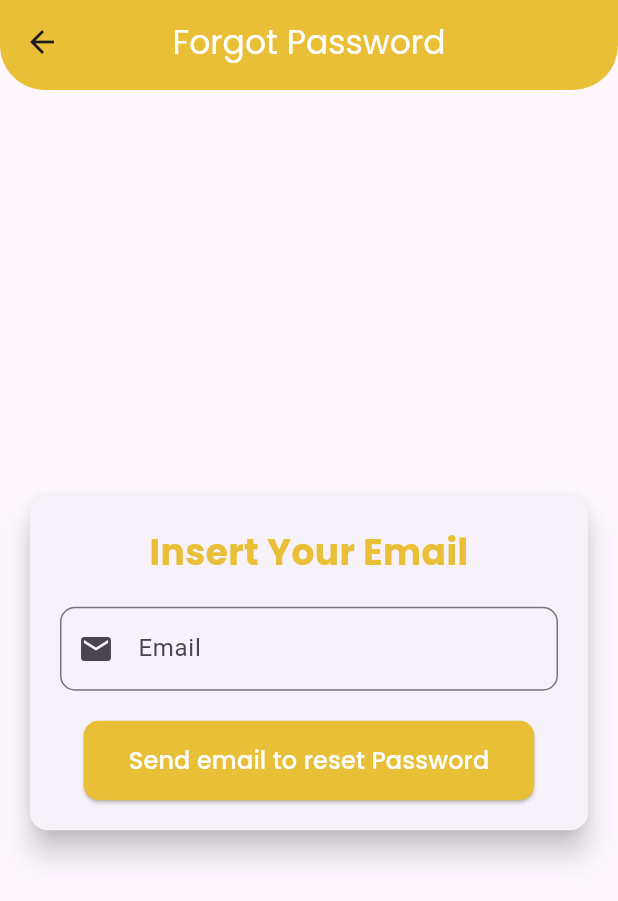
After one commit to DappHadid/Journalyze, a Flutter app: the WelcomeScreen screen opened by its route, after a tap on "Forgot password?", on a phone screen of 412 x 824 dp. The commit adds this screen. Shown: the top 901 px of the screen. Run offline on Flutter 3.47's test engine with Material 3 defaults, Android fonts, the phone set to English and light mode, and no system bars; our stand-ins replace another_flutter_splash_screen, cloud_firestore, csv, device_preview_plus, file_picker, firebase_auth and 5 more; missing offline and left inert: art_sweetalert, excel; accounts and stored records are empty; network calls fail.

Commit message:
Memperbaiki tampilan Dashboard Admin , menambahkan forgot password di welcome page

```diff
--- a/lib/main.dart
+++ b/lib/main.dart
@@ -2,7 +2,10 @@ import 'package:flutter/material.dart';
 import 'package:flutter/foundation.dart';
 import 'package:firebase_core/firebase_core.dart';
 import 'package:journalyze/firebase/firebase_options.dart';
+import 'package:journalyze/pages/bookmark.dart';
 import 'package:journalyze/pages/dashboard_admin.dart';
+import 'package:journalyze/pages/dashboard_user.dart';
+import 'package:journalyze/pages/forgot_pass.dart';
 import 'package:journalyze/pages/register_page.dart';
 import 'package:journalyze/pages/welcome_page.dart';
 import 'package:journalyze/utils/splash_screen.dart';
@@ -28,6 +31,7 @@ class MyApp extends StatelessWidget {
   @override
   Widget build(BuildContext context) {
     return MaterialApp(
+      title: 'Journalyze',
       useInheritedMediaQuery: true,
       locale: DevicePreview.locale(context),
       builder: DevicePreview.appBuilder,
@@ -36,8 +40,11 @@ class MyApp extends StatelessWidget {
       routes: {
         'splash': (context) => AppSplashScreen(),
         'welcome_screen': (context) => WelcomeScreen(),
+        'forgot_pass': (context) => ForgotPasswordPage(),
         'registration_screen': (context) => RegistrationScreen(),
         'dashboard_admin': (context) => DashboardAdmin(),
+        'dashboard_user': (context) => DashboardUser(),
+        'bookmark': (context) => BookmarkPage(),
       },
     );
   }
--- /dev/null
+++ b/lib/pages/forgot_pass.dart
@@ -0,0 +1,129 @@
+import 'package:flutter/material.dart';
+import 'package:firebase_auth/firebase_auth.dart';
+import 'package:cloud_firestore/cloud_firestore.dart';
+import 'package:art_sweetalert/art_sweetalert.dart';
+import 'package:google_fonts/google_fonts.dart';
+
+class ForgotPasswordPage extends StatefulWidget {
+  @override
+  _ForgotPasswordPageState createState() => _ForgotPasswordPageState();
+}
+
+class _ForgotPasswordPageState extends State<ForgotPasswordPage> {
+  final TextEditingController _emailController = TextEditingController();
+  final FirebaseAuth _auth = FirebaseAuth.instance;
+  final FirebaseFirestore _firestore = FirebaseFirestore.instance;
+
+  void _sendPasswordResetEmail() async {
+    String email = _emailController.text.trim();
+
+    // Cek apakah email ada di Firestore
+    var userCollection = _firestore.collection('users');
+    var querySnapshot =
+        await userCollection.where('email', isEqualTo: email).get();
+
+    if (querySnapshot.docs.isNotEmpty) {
+      // Jika email ditemukan, kirim email reset password
+      try {
+        await _auth.sendPasswordResetEmail(email: email);
+
+        // Tampilkan ArtSweetAlert untuk sukses
+        ArtSweetAlert.show(
+          context: context,
+          artDialogArgs: ArtDialogArgs(
+            type: ArtSweetAlertType.success,
+            title: "Berhasil!",
+            text: "Email reset password telah dikirim ke $email",
+          ),
+        );
+      } catch (e) {
+        // Tampilkan pesan kesalahan
+        ScaffoldMessenger.of(context).showSnackBar(
+          SnackBar(content: Text('Terjadi kesalahan: $e')),
+        );
+      }
+    } else {
+      // Jika email tidak ditemukan
+      ScaffoldMessenger.of(context).showSnackBar(
+        SnackBar(content: Text('Email tidak terdaftar')),
+      );
+    }
+  }
+
+  @override
+  Widget build(BuildContext context) {
+    return Scaffold(
+      appBar: PreferredSize(
+        preferredSize: Size.fromHeight(60.0),
+        child: ClipRRect(
+          borderRadius: BorderRadius.vertical(bottom: Radius.circular(30)),
+          child: AppBar(
+            backgroundColor: Color(0xFFE8BF36),
+            title: Text(
+              'Forgot Password',
+              style: GoogleFonts.poppins(color: Colors.white),
+            ),
+            centerTitle: true,
+          ),
+        ),
+      ),
+      body: Center(
+        child: Padding(
+          padding: const EdgeInsets.all(16.0),
+          child: Card(
+            elevation: 8,
+            shape: RoundedRectangleBorder(
+              borderRadius: BorderRadius.circular(12),
+            ),
+            child: Padding(
+              padding: const EdgeInsets.all(20.0),
+              child: Column(
+                mainAxisSize: MainAxisSize.min,
+                children: [
+                  Text(
+                    'Insert Your Email',
+                    style: GoogleFonts.poppins(
+                      fontSize: 24,
+                      fontWeight: FontWeight.bold,
+                      color: Color(0xFFE8BF36),
+                    ),
+                    textAlign: TextAlign.center,
+                  ),
+                  SizedBox(height: 20),
+                  TextField(
+                    controller: _emailController,
+                    decoration: InputDecoration(
+                      labelText: 'Email',
+                      border: OutlineInputBorder(
+                        borderRadius: BorderRadius.circular(10),
+                      ),
+                      prefixIcon: Icon(Icons.email),
+                    ),
+                    keyboardType: TextInputType.emailAddress,
+                  ),
+                  SizedBox(height: 20),
+                  ElevatedButton(
+                    onPressed: _sendPasswordResetEmail,
+                    style: ElevatedButton.styleFrom(
+                      backgroundColor: Color(0xFFE8BF36),
+                      padding:
+                          EdgeInsets.symmetric(vertical: 15, horizontal: 30),
+                      shape: RoundedRectangleBorder(
+                        borderRadius: BorderRadius.circular(10),
+                      ),
+                    ),
+                    child: Text(
+                      'Send email to reset Password',
+                      style: GoogleFonts.poppins(
+                          fontSize: 16, color: Colors.white),
+                    ),
+                  ),
+                ],
+              ),
+            ),
+          ),
+        ),
+      ),
+    );
+  }
+}
--- a/lib/pages/welcome_page.dart
+++ b/lib/pages/welcome_page.dart
@@ -6,11 +6,10 @@ import 'package:journalyze/utils/rounded_button.dart';
 import 'package:google_fonts/google_fonts.dart';
 import 'package:art_sweetalert/art_sweetalert.dart';
 import 'package:font_awesome_flutter/font_awesome_flutter.dart';
-// import 'package:flutter_svg/flutter_svg.dart';
 import 'register_page.dart';
 import 'dashboard_admin.dart';
 import 'dashboard_user.dart';
-
+import 'forgot_pass.dart'; // Pastikan untuk mengimpor halaman ForgotPasswordPage
 
 const kTextFieldDecoration = InputDecoration(
   hintText: 'Enter a value',
@@ -195,7 +194,25 @@ class _WelcomeScreenState extends State<WelcomeScreen> {
                           ),
                         ),
                       ),
-                      const SizedBox(height: 24.0),
+                      InkWell(
+                        onTap: () {
+                          Navigator.push(
+                            context,
+                            MaterialPageRoute(
+                              builder: (context) => ForgotPasswordPage(),
+                            ),
+                          );
+                        },
+                        child: const Text(
+                          'Forgot password?',
+                          style: TextStyle(
+                            color: Colors.white,
+                            fontSize: 14.0,
+                            // Menambahkan garis bawah
+                          ),
+                        ),
+                      ),
+                      const SizedBox(height: 5.0),
                       RoundedButton(
                         colour: Color(0xFF4CAF50),
                         title: 'Login',
```
Also changed, not shown: lib/pages/dashboard_admin.dart (+117 -100 lines), lib/pages/journal_detail.dart (+5 -4 lines), lib/pages/upload.dart (+63 -40 lines).
